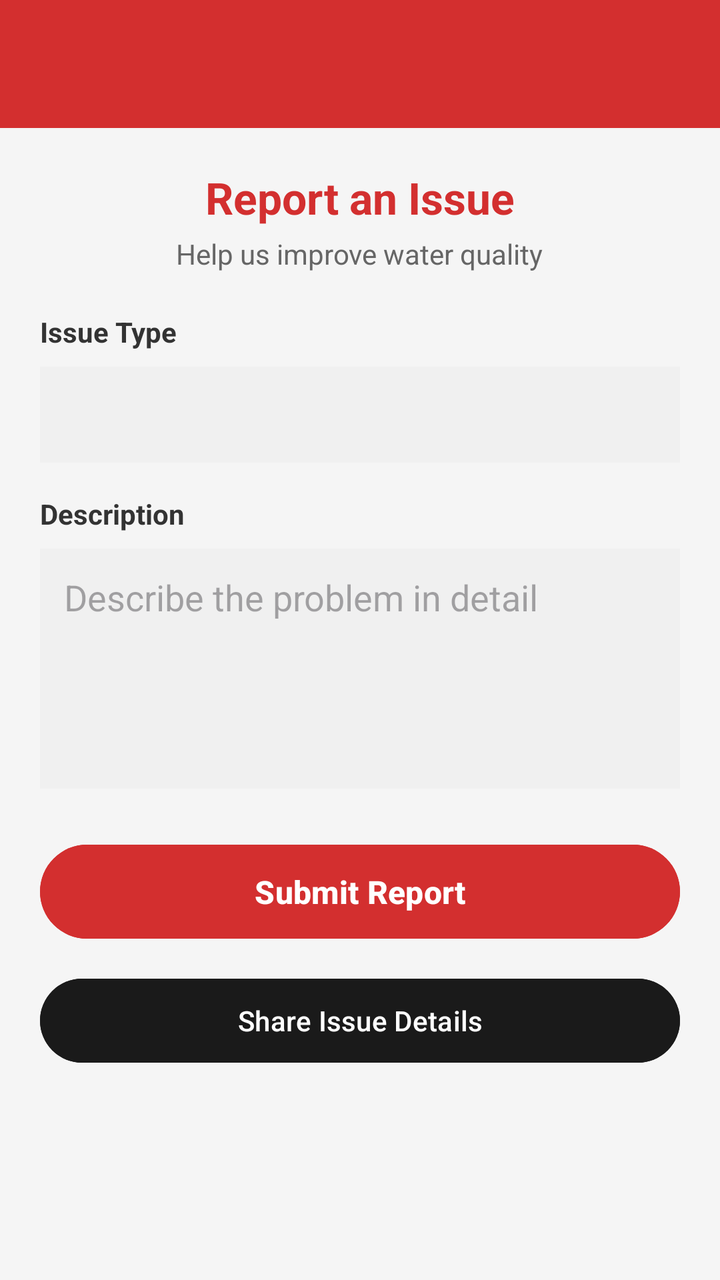
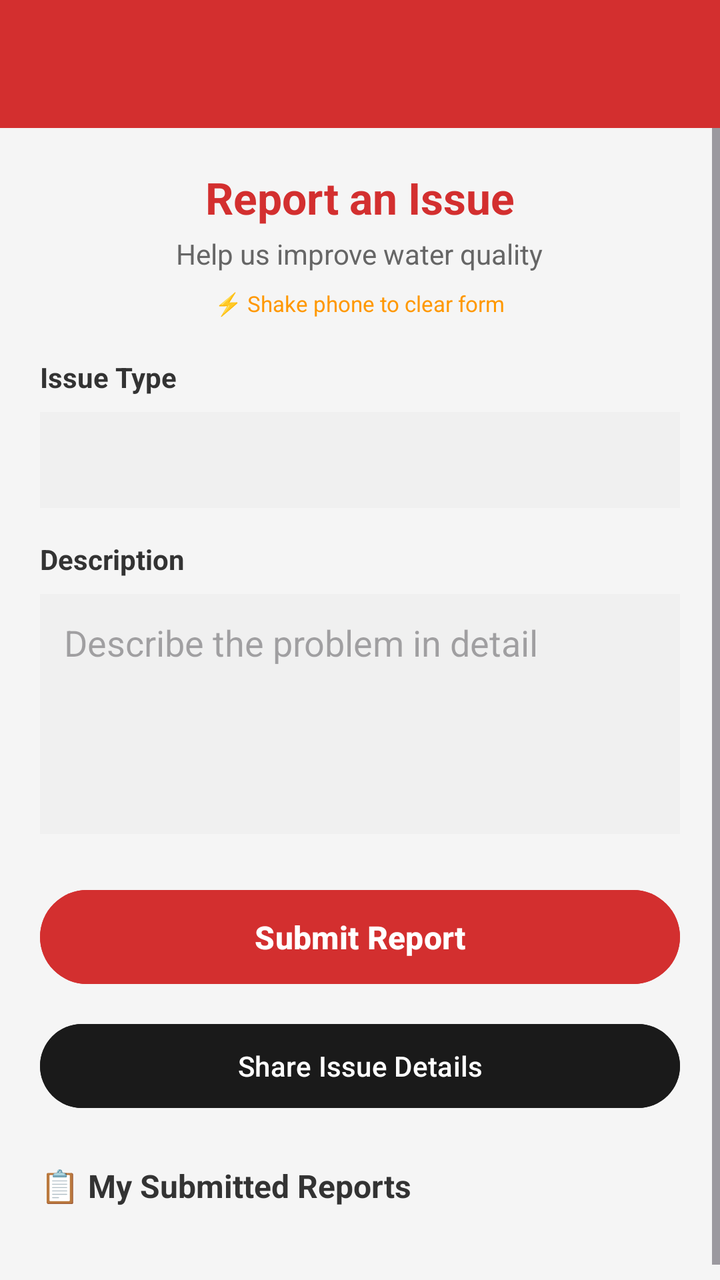

Screens rendered from an Android XML layout before and after an edit, with the pre-edit source and the edit as a unified diff.
<!-- AndroidManifest.xml: application theme Theme.WaterFilter -->
<!-- res/layout/activity_report_issue.xml -->
<?xml version="1.0" encoding="utf-8"?>
<LinearLayout xmlns:android="http://schemas.android.com/apk/res/android"
    android:layout_width="match_parent"
    android:layout_height="match_parent"
    android:orientation="vertical"
    android:background="#F5F5F5">

    
    <androidx.appcompat.widget.Toolbar
        android:id="@+id/toolbar"
        android:layout_width="match_parent"
        android:layout_height="?attr/actionBarSize"
        android:background="#D32F2F"
        android:theme="@style/ThemeOverlay.AppCompat.Dark.ActionBar" />

    <ScrollView
        android:layout_width="match_parent"
        android:layout_height="match_parent">

        <LinearLayout
            android:layout_width="match_parent"
            android:layout_height="wrap_content"
            android:orientation="vertical"
            android:padding="20dp">

            
            <LinearLayout
                android:layout_width="match_parent"
                android:layout_height="wrap_content"
                android:orientation="vertical"
                android:gravity="center"
                android:layout_marginBottom="20dp">

                <TextView
                    android:layout_width="wrap_content"
                    android:layout_height="wrap_content"
                    android:text="Report an Issue"
                    android:textSize="22sp"
                    android:textStyle="bold"
                    android:textColor="#D32F2F" />

                <TextView
                    android:layout_width="wrap_content"
                    android:layout_height="wrap_content"
                    android:text="Help us improve water quality"
                    android:textSize="14sp"
                    android:textColor="#666666"
                    android:layout_marginTop="4dp" />

            </LinearLayout>

            
            <TextView
                android:layout_width="wrap_content"
                android:layout_height="wrap_content"
                android:text="Issue Type"
                android:textSize="14sp"
                android:textStyle="bold"
                android:textColor="#333333"
                android:layout_marginBottom="8dp" />

            <Spinner
                android:id="@+id/spinnerIssueType"
                android:layout_width="match_parent"
                android:layout_height="48dp"
                android:background="#F0F0F0"
                android:padding="12dp"
                android:layout_marginBottom="16dp" />

            
            <TextView
                android:layout_width="wrap_content"
                android:layout_height="wrap_content"
                android:text="Description"
                android:textSize="14sp"
                android:textStyle="bold"
                android:textColor="#333333"
                android:layout_marginBottom="8dp" />

            <EditText
                android:id="@+id/editTextDescription"
                android:layout_width="match_parent"
                android:layout_height="120dp"
                android:hint="Describe the problem in detail"
                android:gravity="top"
                android:inputType="textMultiLine"
                android:padding="12dp"
                android:background="#F0F0F0"
                android:layout_marginBottom="24dp" />

            
            <Button
                android:id="@+id/btnSubmitReport"
                android:layout_width="match_parent"
                android:layout_height="55dp"
                android:text="Submit Report"
                android:textSize="16sp"
                android:textStyle="bold"
                android:backgroundTint="#D32F2F"
                android:textColor="@android:color/white"
                android:layout_marginBottom="12dp" />

            
            <Button
                android:id="@+id/btnShareIssue"
                android:layout_width="match_parent"
                android:layout_height="50dp"
                android:text="Share Issue Details"
                android:textSize="14sp"
                android:backgroundTint="#1A1A1A"
                android:textColor="@android:color/white" />

            
            <TextView
                android:id="@+id/txtStatus"
                android:layout_width="match_parent"
                android:layout_height="wrap_content"
                android:layout_marginTop="16dp"
                android:textSize="14sp"
                android:gravity="center"
                android:padding="12dp"
                android:visibility="gone" />

        </LinearLayout>
    </ScrollView>
</LinearLayout>
<!-- resources referenced by this layout -->
<resources>
  <style name="Theme.WaterFilter" parent="Base.Theme.WaterFilter" />
  <style name="Base.Theme.WaterFilter" parent="Theme.Material3.DayNight.NoActionBar">
          
      </style>
</resources>

<!-- the commit's change to res/layout/activity_report_issue.xml (unified diff, before → after) -->
@@ -1,5 +1,6 @@
 <?xml version="1.0" encoding="utf-8"?>
 <LinearLayout xmlns:android="http://schemas.android.com/apk/res/android"
+    xmlns:app="http://schemas.android.com/apk/res-auto"
     android:layout_width="match_parent"
     android:layout_height="match_parent"
     android:orientation="vertical"
@@ -21,7 +22,8 @@
             android:layout_width="match_parent"
             android:layout_height="wrap_content"
             android:orientation="vertical"
-            android:padding="20dp">
+            android:padding="20dp"
+            android:paddingBottom="80dp">
 
             
             <LinearLayout
@@ -47,6 +49,13 @@
                     android:textColor="#666666"
                     android:layout_marginTop="4dp" />
 
+                <TextView
+                    android:layout_width="wrap_content"
+                    android:layout_height="wrap_content"
+                    android:text="⚡ Shake phone to clear form"
+                    android:textSize="11sp"
+                    android:textColor="#FF9800"
+                    android:layout_marginTop="8dp" />
             </LinearLayout>
 
             
@@ -121,6 +130,24 @@
                 android:padding="12dp"
                 android:visibility="gone" />
 
+            
+            <TextView
+                android:layout_width="wrap_content"
+                android:layout_height="wrap_content"
+                android:text="📋 My Submitted Reports"
+                android:textSize="16sp"
+                android:textStyle="bold"
+                android:textColor="#333333"
+                android:layout_marginTop="24dp"
+                android:layout_marginBottom="8dp" />
+
+            <androidx.recyclerview.widget.RecyclerView
+                android:id="@+id/rvMyReports"
+                android:layout_width="match_parent"
+                android:layout_height="wrap_content"
+                android:layout_marginBottom="16dp"
+                android:nestedScrollingEnabled="false" />
+
         </LinearLayout>
     </ScrollView>
 </LinearLayout>
